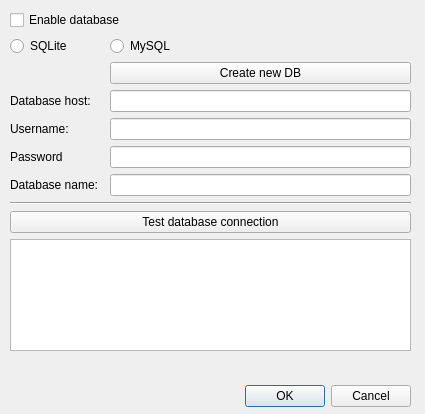
Old version of the form wadas/ui/qt/configure_db_dialog.ui in the repository stefanodellosa-personal/WADAS.
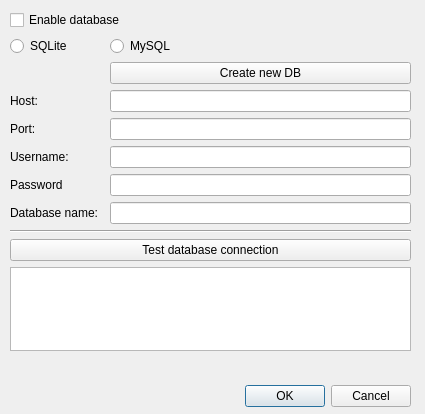
New version of the form.

```diff
--- a/wadas/ui/qt/configure_db_dialog.ui
+++ b/wadas/ui/qt/configure_db_dialog.ui
@@ -52,61 +52,81 @@
     </rect>
    </property>
    <layout class="QGridLayout" name="gridLayout_mysql">
-    <item row="12" column="0" colspan="3">
+    <item row="7" column="2">
+     <widget class="QLineEdit" name="lineEdit_db_username"/>
+    </item>
+    <item row="13" column="0" colspan="3">
      <widget class="QPushButton" name="pushButton_test_db">
       <property name="text">
        <string>Test database connection</string>
       </property>
      </widget>
     </item>
-    <item row="2" column="2">
-     <widget class="QRadioButton" name="radioButton_MySQL">
+    <item row="3" column="2">
+     <widget class="QPushButton" name="pushButton_create_db">
       <property name="text">
-       <string>MySQL</string>
+       <string>Create new DB</string>
       </property>
-      <attribute name="buttonGroup">
-       <string notr="true">buttonGroup</string>
-      </attribute>
+     </widget>
+    </item>
+    <item row="9" column="0">
+     <widget class="QLabel" name="label">
+      <property name="text">
+       <string>Database name:</string>
+      </property>
+     </widget>
+    </item>
+    <item row="0" column="0" colspan="3">
+     <widget class="QCheckBox" name="checkBox">
+      <property name="text">
+       <string>Enable database</string>
+      </property>
+     </widget>
+    </item>
+    <item row="5" column="0">
+     <widget class="QLabel" name="label_2">
+      <property name="text">
+       <string>Host:</string>
+      </property>
      </widget>
     </item>
     <item row="7" column="0">
-     <widget class="QLabel" name="label_4">
-      <property name="text">
-       <string>Password</string>
-      </property>
-     </widget>
-    </item>
-    <item row="6" column="0">
      <widget class="QLabel" name="label_3">
       <property name="text">
        <string>Username:</string>
       </property>
      </widget>
     </item>
-    <item row="13" column="0" colspan="3">
+    <item row="2" column="2">
+     <widget class="QRadioButton" name="radioButton_MySQL">
+      <property name="text">
+       <string>MySQL</string>
+      </property>
+      <attribute name="buttonGroup">
+       <string notr="true">buttonGroup</string>
+      </attribute>
+     </widget>
+    </item>
+    <item row="5" column="2">
+     <widget class="QLineEdit" name="lineEdit_db_host"/>
+    </item>
+    <item row="14" column="0" colspan="3">
      <widget class="QPlainTextEdit" name="plainTextEdit_db_test"/>
     </item>
-    <item row="7" column="2">
+    <item row="8" column="2">
      <widget class="QLineEdit" name="lineEdit_db_password">
       <property name="echoMode">
        <enum>QLineEdit::EchoMode::Password</enum>
       </property>
      </widget>
     </item>
+    <item row="9" column="2">
+     <widget class="QLineEdit" name="lineEdit_db_name"/>
+    </item>
     <item row="8" column="0">
-     <widget class="QLabel" name="label">
+     <widget class="QLabel" name="label_4">
       <property name="text">
-       <string>Database name:</string>
-      </property>
-     </widget>
-    </item>
-    <item row="5" column="2">
-     <widget class="QLineEdit" name="lineEdit_db_host"/>
-    </item>
-    <item row="11" column="0" colspan="3">
-     <widget class="Line" name="line">
-      <property name="orientation">
-       <enum>Qt::Orientation::Horizontal</enum>
+       <string>Password</string>
       </property>
      </widget>
     </item>
@@ -120,32 +140,22 @@
       </attribute>
      </widget>
     </item>
-    <item row="0" column="0" colspan="3">
-     <widget class="QCheckBox" name="checkBox">
-      <property name="text">
-       <string>Enable database</string>
+    <item row="12" column="0" colspan="3">
+     <widget class="Line" name="line">
+      <property name="orientation">
+       <enum>Qt::Orientation::Horizontal</enum>
       </property>
      </widget>
     </item>
-    <item row="3" column="2">
-     <widget class="QPushButton" name="pushButton_create_db">
+    <item row="6" column="0">
+     <widget class="QLabel" name="label_5">
       <property name="text">
-       <string>Create new DB</string>
+       <string>Port:</string>
       </property>
      </widget>
     </item>
     <item row="6" column="2">
-     <widget class="QLineEdit" name="lineEdit_db_username"/>
-    </item>
-    <item row="5" column="0">
-     <widget class="QLabel" name="label_2">
-      <property name="text">
-       <string>Database host:</string>
-      </property>
-     </widget>
-    </item>
-    <item row="8" column="2">
-     <widget class="QLineEdit" name="lineEdit_db_name"/>
+     <widget class="QLineEdit" name="lineEdit_db_port"/>
     </item>
    </layout>
   </widget>
```
